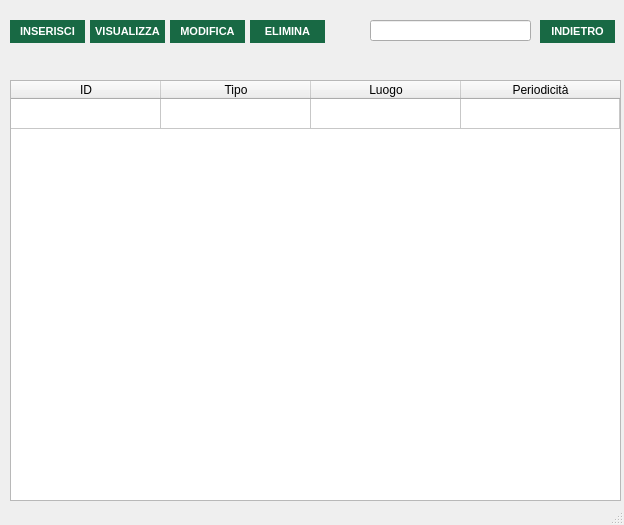
First picture: the form in src/main/gui/servizi.ui, repository OT-Rax/AnconAmbiente, before the edit.
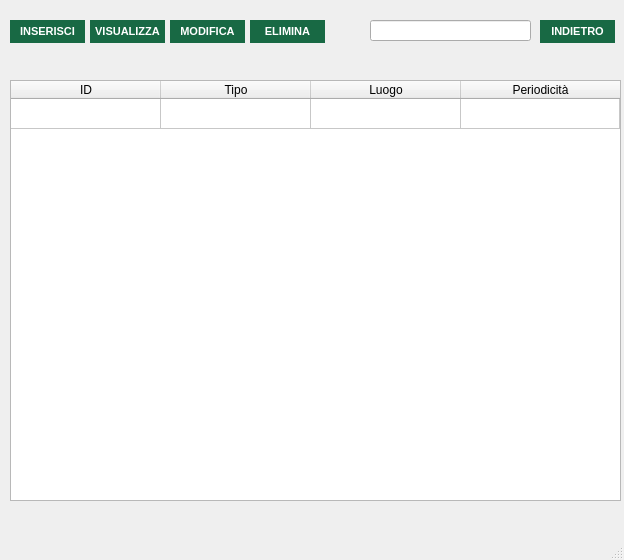
Second picture: the form after the edit. Icons and pictures are not drawn.

What changed in the file:
```diff
--- a/src/main/gui/servizi.ui
+++ b/src/main/gui/servizi.ui
@@ -7,7 +7,7 @@
     <x>0</x>
     <y>0</y>
     <width>624</width>
-    <height>525</height>
+    <height>560</height>
    </rect>
   </property>
   <property name="windowTitle">
```
